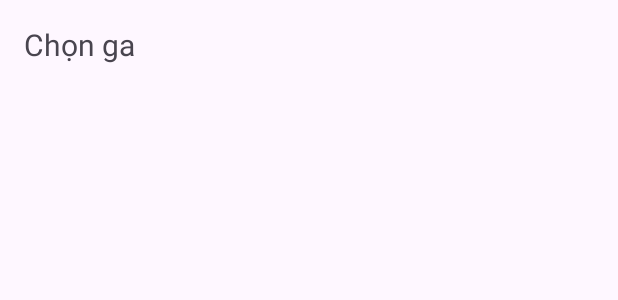
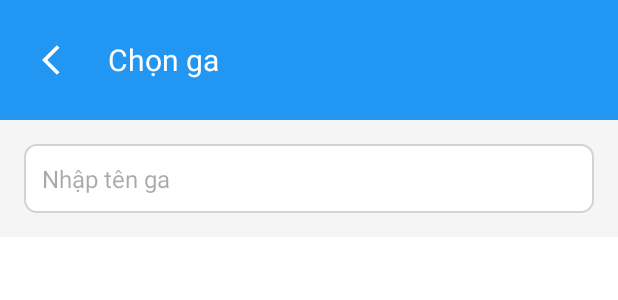
Before and after one commit to LeeWang4u/Train_app, an Android app: the layout activity_select_station.xml on its own in the app's theme, with its tools: preview values and no code run, on a phone screen of 412 x 824 dp. Shown: the top 300 px of the screen. Run offline under Robolectric (Android 15) with nearby library versions, the phone set to English and light mode, and no system bars.

Commit message:
update select station, config view station, add recommend station

```diff
--- a/app/src/main/java/com/example/train_app/activities/SearchTrainActivity.java
+++ b/app/src/main/java/com/example/train_app/activities/SearchTrainActivity.java
@@ -63,6 +63,7 @@ public class SearchTrainActivity extends AppCompatActivity {
             @Override
             public void onClick(View v) {
                 Intent intent = new Intent(SearchTrainActivity.this, SelectStationActivity.class);
+                intent.putExtra("stationType", "departure"); // Truyền thông tin chọn ga đi
                 departureStationLauncher.launch(intent);
             }
         });
@@ -71,6 +72,7 @@ public class SearchTrainActivity extends AppCompatActivity {
             @Override
             public void onClick(View v) {
                 Intent intent = new Intent(SearchTrainActivity.this, SelectStationActivity.class);
+                intent.putExtra("stationType", "arrival"); // Truyền thông tin chọn ga đến
                 arrivalStationLauncher.launch(intent);
             }
         });
--- a/app/src/main/java/com/example/train_app/container/response/StationResponse.java
+++ b/app/src/main/java/com/example/train_app/container/response/StationResponse.java
@@ -1,4 +1,5 @@
 package com.example.train_app.container.response;
 
 public class StationResponse {
+
 }
--- /dev/null
+++ b/app/src/main/res/drawable/back.xml
@@ -0,0 +1,5 @@
+<vector xmlns:android="http://schemas.android.com/apk/res/android" android:autoMirrored="true" android:height="24dp" android:tint="#000000" android:viewportHeight="24" android:viewportWidth="24" android:width="24dp">
+
+    <path android:fillColor="@android:color/white" android:pathData="M11.67,3.87L9.9,2.1 0,12l9.9,9.9 1.77,-1.77L3.54,12z"/>
+
+</vector>
--- /dev/null
+++ b/app/src/main/res/drawable/edit_text_background.xml
@@ -0,0 +1,8 @@
+<shape xmlns:android="http://schemas.android.com/apk/res/android"
+    android:shape="rectangle">
+    <solid android:color="#FFFFFF" />
+    <corners android:radius="8dp" />
+    <stroke
+        android:width="1dp"
+        android:color="#D3D3D3" />
+</shape>
--- a/app/src/main/res/layout/activity_select_station.xml
+++ b/app/src/main/res/layout/activity_select_station.xml
@@ -1,19 +1,58 @@
+
 <LinearLayout xmlns:android="http://schemas.android.com/apk/res/android"
     android:layout_width="match_parent"
     android:layout_height="match_parent"
     android:orientation="vertical"
-    android:padding="16dp">
+    android:background="#F5F5F5">
 
-    <TextView
-        android:layout_width="wrap_content"
+    <!-- Phần 1: Tiêu đề và nút Back -->
+    <LinearLayout
+        android:layout_width="match_parent"
         android:layout_height="wrap_content"
-        android:text="Chọn ga"
-        android:textSize="20sp"
-        android:layout_marginBottom="16dp" />
+        android:orientation="horizontal"
+        android:padding="16dp"
+        android:background="#2196F3"
+        android:gravity="center_vertical">
 
+        <ImageButton
+            android:id="@+id/btnBack"
+            android:layout_width="48dp"
+            android:layout_height="48dp"
+            android:src="@drawable/back"
+            android:contentDescription="Quay lại"
+            android:background="?android:attr/selectableItemBackground"
+            android:tint="#FFFFFF" />
+
+        <TextView
+            android:id="@+id/tvTitle"
+            android:layout_width="wrap_content"
+            android:layout_height="wrap_content"
+            android:text="Chọn ga"
+            android:textSize="20sp"
+            android:textColor="#FFFFFF"
+            android:layout_marginStart="8dp" />
+    </LinearLayout>
+
+    <!-- Phần 2: EditText để tìm kiếm ga -->
+    <EditText
+        android:id="@+id/etSearchStation"
+        android:layout_width="match_parent"
+        android:layout_height="wrap_content"
+        android:hint="Nhập tên ga"
+        android:padding="12dp"
+        android:layout_margin="16dp"
+        android:background="@drawable/edit_text_background"
+        android:textSize="16sp" />
+
+    <!-- Phần 3: ListView hiển thị danh sách ga -->
     <ListView
         android:id="@+id/lvStations"
         android:layout_width="match_parent"
-        android:layout_height="match_parent" />
+        android:layout_height="0dp"
+        android:layout_weight="1"
+        android:padding="0dp"
+        android:background="#FFFFFF"
+        android:divider="@android:color/darker_gray"
+        android:dividerHeight="1dp" />
 
 </LinearLayout>
```
Also changed, not shown: app/src/main/java/com/example/train_app/activities/SelectStationActivity.java (+100 -9 lines), app/src/main/java/com/example/train_app/adapters/StationAdapter.java (+14 -5 lines), app/src/main/res/layout/station_list_item.xml (added, +27 -0 lines).
